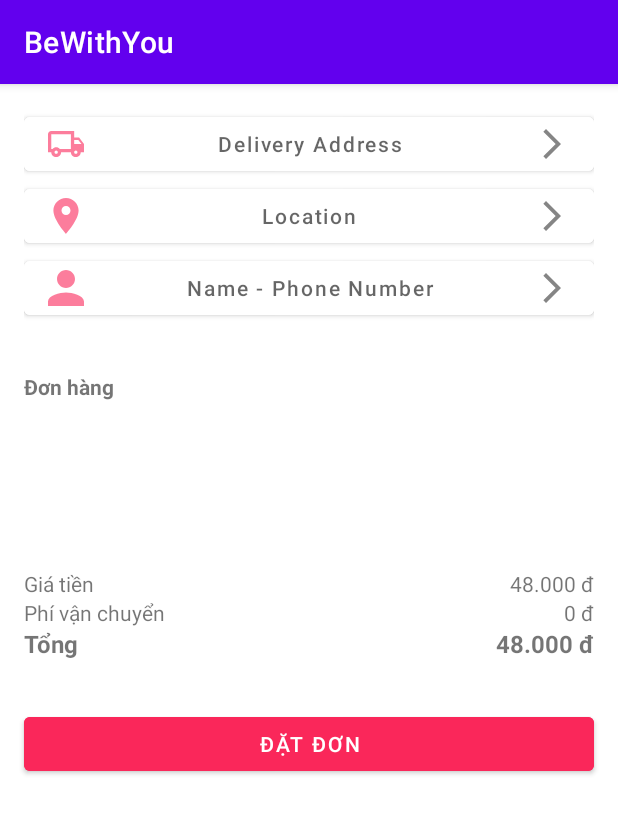
After one commit to dieutrinh28/doan-mobile-java, an Android app: the PaymentActivity screen opened directly, with no data from a screen before it, on a phone screen of 412 x 824 dp. The commit adds this screen. Shown: the top 814 px of the screen. Run offline under Robolectric (Android 15) with nearby library versions, the phone set to English and light mode, and no system bars; our stand-ins replace Firebase (no records; nobody signed in at launch, a user with empty details on screens opened directly), Picasso.

Commit message:
payment-screen

```diff
--- a/app/build.gradle
+++ b/app/build.gradle
@@ -42,4 +42,5 @@
     implementation 'com.google.firebase:firebase-database:20.0.4'
     implementation 'com.squareup.picasso:picasso:2.71828'
 
+
 }
--- a/app/src/main/AndroidManifest.xml
+++ b/app/src/main/AndroidManifest.xml
@@ -11,6 +11,9 @@
         android:supportsRtl="true"
         android:theme="@style/Theme.BeWithYou"
         tools:targetApi="31">
+        <activity
+            android:name=".PaymentActivity"
+            android:exported="false" />
         <activity
             android:name=".CartPage"
             android:exported="false" />
--- /dev/null
+++ b/app/src/main/java/com/example/bewithyou/PaymentActivity.java
@@ -0,0 +1,49 @@
+package com.example.bewithyou;
+
+import androidx.appcompat.app.AppCompatActivity;
+import androidx.recyclerview.widget.DividerItemDecoration;
+import androidx.recyclerview.widget.LinearLayoutManager;
+import androidx.recyclerview.widget.RecyclerView;
+
+import android.os.Bundle;
+import android.widget.Button;
+import android.widget.GridView;
+import android.widget.ListView;
+
+import java.util.ArrayList;
+import java.util.List;
+
+public class PaymentActivity extends AppCompatActivity {
+
+    private RecyclerView recyclerView;
+    private CartAdapter cartAdapter;
+
+    GridView gridView;
+
+
+
+    @Override
+    protected void onCreate(Bundle savedInstanceState) {
+        super.onCreate(savedInstanceState);
+        setContentView(R.layout.activity_payment);
+
+        getData.init(getApplicationContext());
+
+        gridView = findViewById(R.id.gvItems);
+
+        getData.getCardData(new Callback<List<Cart>>() {
+
+            @Override
+            public void onSuccess(List<Cart> data) {
+                CartAdapter adapter = new CartAdapter(data,getApplicationContext());
+                gridView.setAdapter(adapter);
+            }
+
+            @Override
+            public void onError(String errorMessage) {
+
+            }
+        });
+    }
+
+}
--- a/app/src/main/java/com/example/bewithyou/StartActivity.java
+++ b/app/src/main/java/com/example/bewithyou/StartActivity.java
@@ -10,7 +10,7 @@
 
 public class StartActivity extends AppCompatActivity {
 
-    private Button Register, Login , Search , Cart;
+    private Button Register, Login , Search , Cart, payment;
     @SuppressLint("MissingInflatedId")
     @Override
     protected void onCreate(Bundle savedInstanceState) {
@@ -20,6 +20,7 @@
         Login = findViewById(R.id.btnLogin);
         Search =findViewById(R.id.btnSearch);
         Cart = findViewById(R.id.btnCartpage);
+        payment = findViewById(R.id.btnPayment);
 
         Search.setOnClickListener(new View.OnClickListener() {
             @Override
@@ -49,5 +50,13 @@
                 finish();
             }
         });
+
+        payment.setOnClickListener(new View.OnClickListener() {
+            @Override
+            public void onClick(View view) {
+                startActivity(new Intent(StartActivity.this, PaymentActivity.class));
+                finish();
+            }
+        });
     }
 }
--- /dev/null
+++ b/app/src/main/res/drawable-anydpi/ic_arrow.xml
@@ -0,0 +1,12 @@
+<vector xmlns:android="http://schemas.android.com/apk/res/android"
+    android:width="24dp"
+    android:height="24dp"
+    android:viewportWidth="24"
+    android:viewportHeight="24"
+    android:tint="#333333"
+    android:alpha="0.6"
+    android:autoMirrored="true">
+  <path
+      android:fillColor="@android:color/white"
+      android:pathData="M6.23,20.23l1.77,1.77l10,-10l-10,-10l-1.77,1.77l8.23,8.23z"/>
+</vector>
--- /dev/null
+++ b/app/src/main/res/drawable-anydpi/ic_location.xml
@@ -0,0 +1,16 @@
+<vector xmlns:android="http://schemas.android.com/apk/res/android"
+    android:width="24dp"
+    android:height="24dp"
+    android:viewportWidth="24"
+    android:viewportHeight="24"
+    android:tint="#FA275A"
+    android:alpha="0.6">
+  <group android:scaleX="1.2"
+      android:scaleY="1.2"
+      android:translateX="-2.4"
+      android:translateY="-2.4">
+    <path
+        android:fillColor="@android:color/white"
+        android:pathData="M12,2C8.13,2 5,5.13 5,9c0,5.25 7,13 7,13s7,-7.75 7,-13c0,-3.87 -3.13,-7 -7,-7zM12,11.5c-1.38,0 -2.5,-1.12 -2.5,-2.5s1.12,-2.5 2.5,-2.5 2.5,1.12 2.5,2.5 -1.12,2.5 -2.5,2.5z"/>
+  </group>
+</vector>
--- /dev/null
+++ b/app/src/main/res/drawable-anydpi/ic_personal.xml
@@ -0,0 +1,16 @@
+<vector xmlns:android="http://schemas.android.com/apk/res/android"
+    android:width="24dp"
+    android:height="24dp"
+    android:viewportWidth="24"
+    android:viewportHeight="24"
+    android:tint="#FA275A"
+    android:alpha="0.6">
+  <group android:scaleX="1.5"
+      android:scaleY="1.5"
+      android:translateX="-6"
+      android:translateY="-6">
+    <path
+        android:fillColor="@android:color/white"
+        android:pathData="M12,12c2.21,0 4,-1.79 4,-4s-1.79,-4 -4,-4 -4,1.79 -4,4 1.79,4 4,4zM12,14c-2.67,0 -8,1.34 -8,4v2h16v-2c0,-2.66 -5.33,-4 -8,-4z"/>
+  </group>
+</vector>
--- /dev/null
+++ b/app/src/main/res/drawable-anydpi/ic_ship.xml
@@ -0,0 +1,16 @@
+<vector xmlns:android="http://schemas.android.com/apk/res/android"
+    android:width="24dp"
+    android:height="24dp"
+    android:viewportWidth="24"
+    android:viewportHeight="24"
+    android:tint="#FA275A"
+    android:alpha="0.6">
+  <group android:scaleX="1.0909091"
+      android:scaleY="1.0909091"
+      android:translateX="-1.0909091"
+      android:translateY="-1.0909091">
+    <path
+        android:fillColor="@android:color/white"
+        android:pathData="M20,8h-3L17,4L3,4c-1.1,0 -2,0.9 -2,2v11h2c0,1.66 1.34,3 3,3s3,-1.34 3,-3h6c0,1.66 1.34,3 3,3s3,-1.34 3,-3h2v-5l-3,-4zM19.5,9.5l1.96,2.5L17,12L17,9.5h2.5zM6,18c-0.55,0 -1,-0.45 -1,-1s0.45,-1 1,-1 1,0.45 1,1 -0.45,1 -1,1zM8.22,15c-0.55,-0.61 -1.33,-1 -2.22,-1s-1.67,0.39 -2.22,1L3,15L3,6h12v9L8.22,15zM18,18c-0.55,0 -1,-0.45 -1,-1s0.45,-1 1,-1 1,0.45 1,1 -0.45,1 -1,1z"/>
+  </group>
+</vector>
--- /dev/null
+++ b/app/src/main/res/layout/activity_payment.xml
@@ -0,0 +1,128 @@
+<?xml version="1.0" encoding="utf-8"?>
+<LinearLayout xmlns:android="http://schemas.android.com/apk/res/android"
+    xmlns:app="http://schemas.android.com/apk/res-auto"
+    xmlns:tools="http://schemas.android.com/tools"
+    android:layout_width="match_parent"
+    android:layout_height="match_parent"
+    android:orientation="vertical"
+    tools:context=".PaymentActivity">
+
+    <LinearLayout
+        android:layout_width="match_parent"
+        android:layout_height="wrap_content"
+        android:orientation="vertical"
+        android:layout_margin="16dp">
+
+        <Button
+            android:id="@+id/btnDeliveryAddress"
+            android:layout_width="match_parent"
+            android:layout_height="wrap_content"
+            android:hint="Delivery Address"
+            android:drawableLeft="@drawable/ic_ship"
+            android:drawableRight="@drawable/ic_arrow"
+            android:backgroundTint="@color/white" />
+
+        <Button
+            android:id="@+id/btnLocation"
+            android:layout_width="match_parent"
+            android:layout_height="wrap_content"
+            android:hint="Location"
+            android:drawableLeft="@drawable/ic_location"
+            android:drawableRight="@drawable/ic_arrow"
+            android:backgroundTint="@color/white" />
+
+        <Button
+            android:id="@+id/btnPhoneNumber"
+            android:layout_width="match_parent"
+            android:layout_height="wrap_content"
+            android:hint="Name - Phone Number"
+            android:drawableLeft="@drawable/ic_personal"
+            android:drawableRight="@drawable/ic_arrow"
+            android:backgroundTint="@color/white" />
+
+    </LinearLayout>
+
+    <TextView
+        android:layout_width="match_parent"
+        android:layout_height="wrap_content"
+        android:layout_margin="16dp"
+        android:textStyle="bold"
+        android:text="Đơn hàng" />
+
+    <GridView
+        android:id="@+id/gvItems"
+        android:layout_width="match_parent"
+        android:layout_height="80dp"
+        android:divider="@android:color/darker_gray"
+        android:dividerHeight="1dp"/>
+
+    <LinearLayout
+        android:layout_width="match_parent"
+        android:layout_height="wrap_content"
+        android:layout_margin="16dp"
+        android:orientation="horizontal">
+
+        <LinearLayout
+            android:layout_width="0dp"
+            android:layout_height="wrap_content"
+            android:layout_weight="1"
+            android:orientation="vertical">
+
+            <TextView
+                android:layout_width="match_parent"
+                android:layout_height="wrap_content"
+                android:text="Giá tiền" />
+
+            <TextView
+                android:layout_width="match_parent"
+                android:layout_height="wrap_content"
+                android:text="Phí vận chuyển" />
+
+            <TextView
+                android:layout_width="match_parent"
+                android:layout_height="wrap_content"
+                android:textSize="16sp"
+                android:textStyle="bold"
+                android:text="Tổng" />
+
+        </LinearLayout>
+
+        <LinearLayout
+            android:layout_width="0dp"
+            android:layout_height="wrap_content"
+            android:layout_weight="1"
+            android:orientation="vertical">
+
+            <TextView
+                android:layout_width="match_parent"
+                android:layout_height="wrap_content"
+                android:textAlignment="viewEnd"
+                android:text="48.000 đ" />
+
+            <TextView
+                android:layout_width="match_parent"
+                android:layout_height="wrap_content"
+                android:textAlignment="viewEnd"
+                android:text="0 đ" />
+
+            <TextView
+                android:layout_width="match_parent"
+                android:layout_height="wrap_content"
+                android:textAlignment="viewEnd"
+                android:textSize="16sp"
+                android:textStyle="bold"
+                android:text="48.000 đ" />
+
+        </LinearLayout>
+
+    </LinearLayout>
+
+    <Button
+        android:layout_width="match_parent"
+        android:layout_height="wrap_content"
+        android:text="Đặt đơn"
+        android:backgroundTint="#FA275A"
+        android:layout_margin="16dp"
+        />
+
+</LinearLayout>
--- a/app/src/main/res/layout/activity_start.xml
+++ b/app/src/main/res/layout/activity_start.xml
@@ -55,4 +55,14 @@
         app:layout_constraintEnd_toEndOf="parent"
         app:layout_constraintTop_toTopOf="parent"></Button>
 
+    <Button
+        android:id="@+id/btnPayment"
+        android:layout_width="wrap_content"
+        android:layout_height="wrap_content"
+        android:layout_marginTop="380dp"
+        android:layout_marginEnd="212dp"
+        android:text="Payment"
+        app:layout_constraintEnd_toEndOf="parent"
+        app:layout_constraintTop_toTopOf="parent"></Button>
+
 </androidx.constraintlayout.widget.ConstraintLayout>
--- a/build.gradle
+++ b/build.gradle
@@ -2,8 +2,7 @@
 buildscript {
 
     dependencies {
-        // Thêm plugin của Google Services
-        //classpath 'com.google.gms:google-services:4.3.0'
+
         classpath 'com.android.tools.build:gradle:7.4.2'
         classpath 'com.google.gms:google-services:4.3.15'
     }
```
Also changed, not shown: app/src/main/java/com/example/bewithyou/CartAdapter.java (+0 -39 lines), 1 other file.
